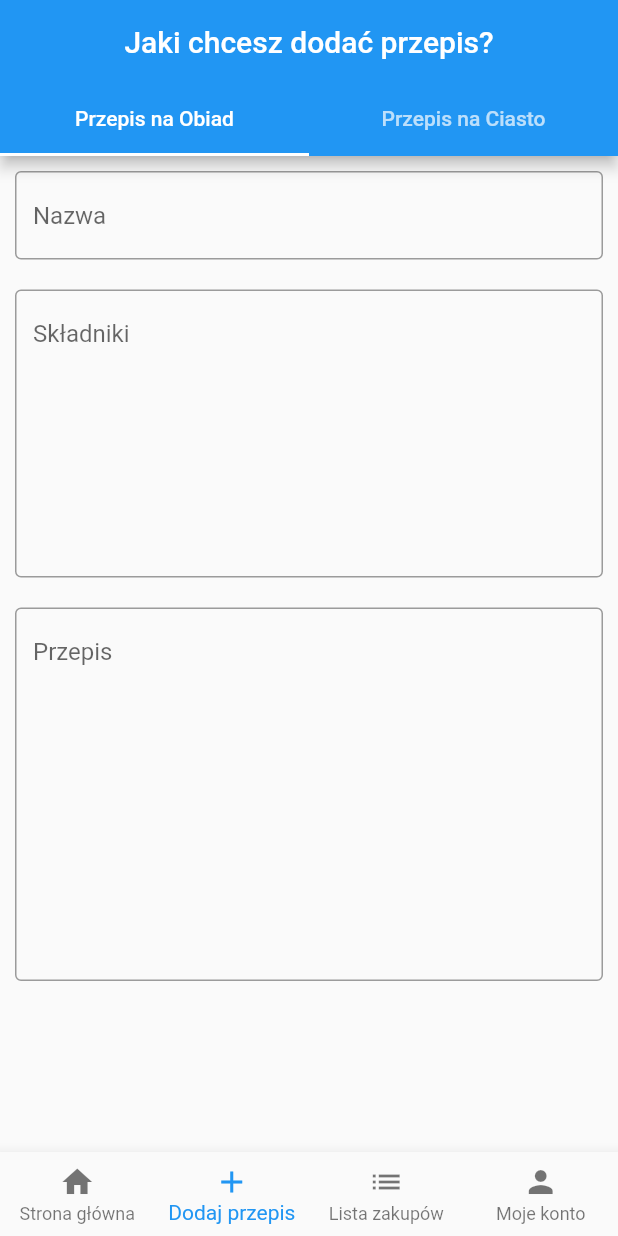
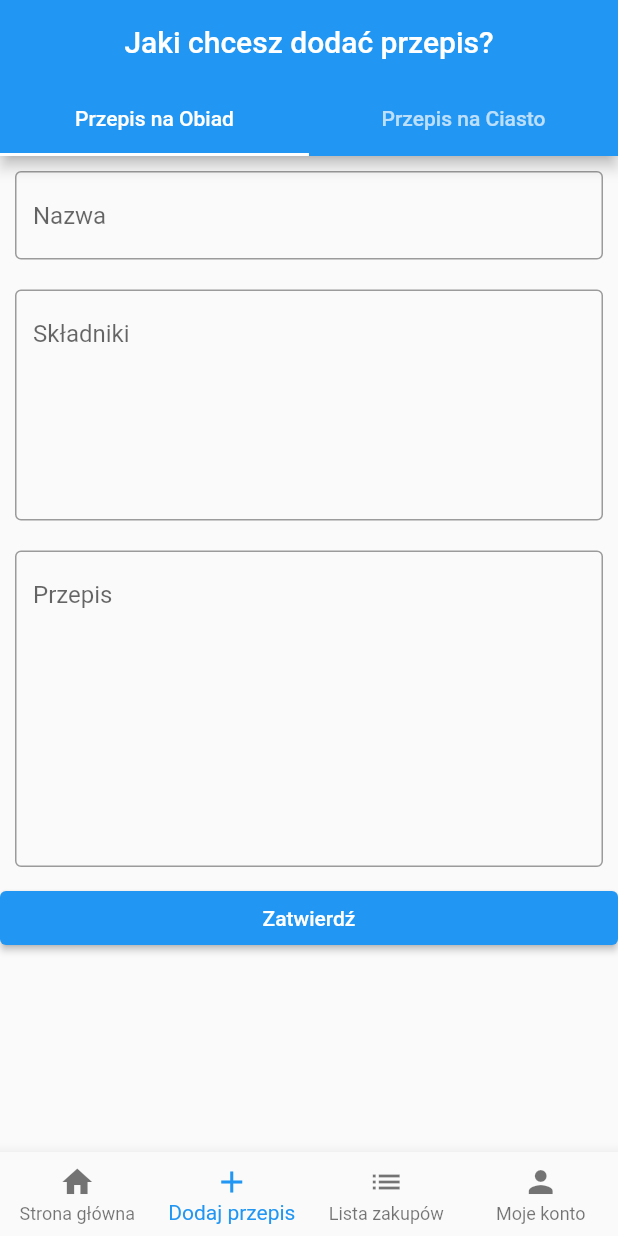
Before and after one commit to weronikakaskosz/co_jemy, a Flutter app: the screen it shows once a user with an empty profile is signed in, item 2 of the bottom bar chosen, on a phone screen of 412 x 824 dp. Run offline on Flutter 3.47's test engine with Material 2 defaults, Android fonts, the phone set to English and light mode, and no system bars; our stand-ins replace cloud_firestore, firebase_auth, firebase_core; accounts and stored records are empty.

Commit message:
Implement adding recipes dinner and recipes cake

```diff
--- a/lib/app/home/add_recipe/add_dinner_recipe_page_tab.dart
+++ b/lib/app/home/add_recipe/add_dinner_recipe_page_tab.dart
@@ -1,45 +1,82 @@
+import 'package:cloud_firestore/cloud_firestore.dart';
 import 'package:flutter/material.dart';
 
-class AddDinnerRecipePageTab extends StatelessWidget {
+class AddDinnerRecipePageTab extends StatefulWidget {
   const AddDinnerRecipePageTab({
     Key? key,
   }) : super(key: key);
 
   @override
+  State<AddDinnerRecipePageTab> createState() => _AddDinnerRecipePageTabState();
+}
+
+class _AddDinnerRecipePageTabState extends State<AddDinnerRecipePageTab> {
+  var dinnerRecipeName = '';
+  var ingredientsName = '';
+  var recipeName = '';
+
+  @override
   Widget build(BuildContext context) {
     return ListView(
-      children: const [
+      children: [
         Padding(
-          padding: EdgeInsets.all(10.0),
+          padding: const EdgeInsets.all(10.0),
           child: TextField(
-            decoration: InputDecoration(
+            onChanged: (newValue) {
+              setState(() {
+                dinnerRecipeName = newValue;
+              });
+            },
+            decoration: const InputDecoration(
               border: OutlineInputBorder(),
               hintText: 'Nazwa',
             ),
           ),
         ),
         Padding(
-          padding: EdgeInsets.all(10.0),
+          padding: const EdgeInsets.all(10.0),
           child: TextField(
-            minLines: 8,
-            maxLines: 8,
+            onChanged: (newValue) {
+              setState(() {
+                ingredientsName = newValue;
+              });
+            },
+            minLines: 6,
+            maxLines: 6,
             keyboardType: TextInputType.multiline,
-            decoration: InputDecoration(
+            decoration: const InputDecoration(
               border: OutlineInputBorder(),
               hintText: 'Składniki',
             ),
           ),
         ),
         Padding(
-          padding: EdgeInsets.all(10.0),
+          padding: const EdgeInsets.all(10.0),
           child: TextField(
-            minLines: 11,
-            maxLines: 11,
+            onChanged: (newValue) {
+              setState(() {
+                recipeName = newValue;
+              });
+            },
+            minLines: 9,
+            maxLines: 9,
             keyboardType: TextInputType.multiline,
-            decoration: InputDecoration(
+            decoration: const InputDecoration(
               border: OutlineInputBorder(),
               hintText: 'Przepis',
             ),
+          ),
+        ),
+        ElevatedButton(
+          onPressed: () {
+            FirebaseFirestore.instance.collection('dinner_recipes').add({
+              'name': dinnerRecipeName,
+              'ingredients': ingredientsName,
+              'recipe': recipeName,
+            });
+          },
+          child: const Text(
+            'Zatwierdź',
           ),
         ),
       ],
```
Also changed, not shown: lib/app/home/add_recipe/add_cake_recipe_page_tab.dart (+49 -12 lines).
